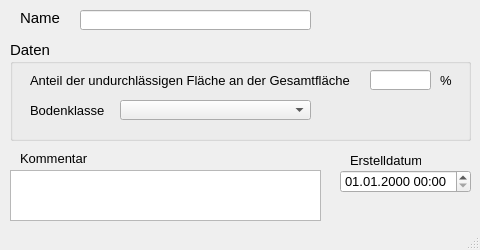
Before: the Qt Designer form qkan/forms/qkan_kp_abflussparameter.ui in hoettges/QKan, drawn with Qt 5.
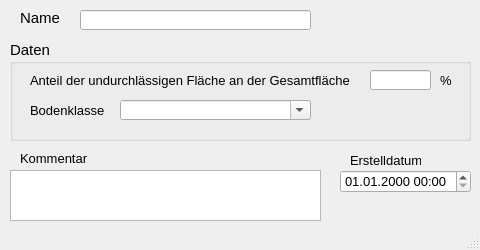
After: the same form once the commit is applied. Custom widgets are drawn as their Qt base class.

The edit to the form file:
```diff
--- a/qkan/forms/qkan_kp_abflussparameter.ui
+++ b/qkan/forms/qkan_kp_abflussparameter.ui
@@ -186,6 +186,9 @@
      <property name="accessibleName">
       <string>bodenklasse</string>
      </property>
+     <property name="editable">
+      <bool>true</bool>
+     </property>
     </widget>
     <widget class="QLabel" name="label_19">
      <property name="geometry">
```
